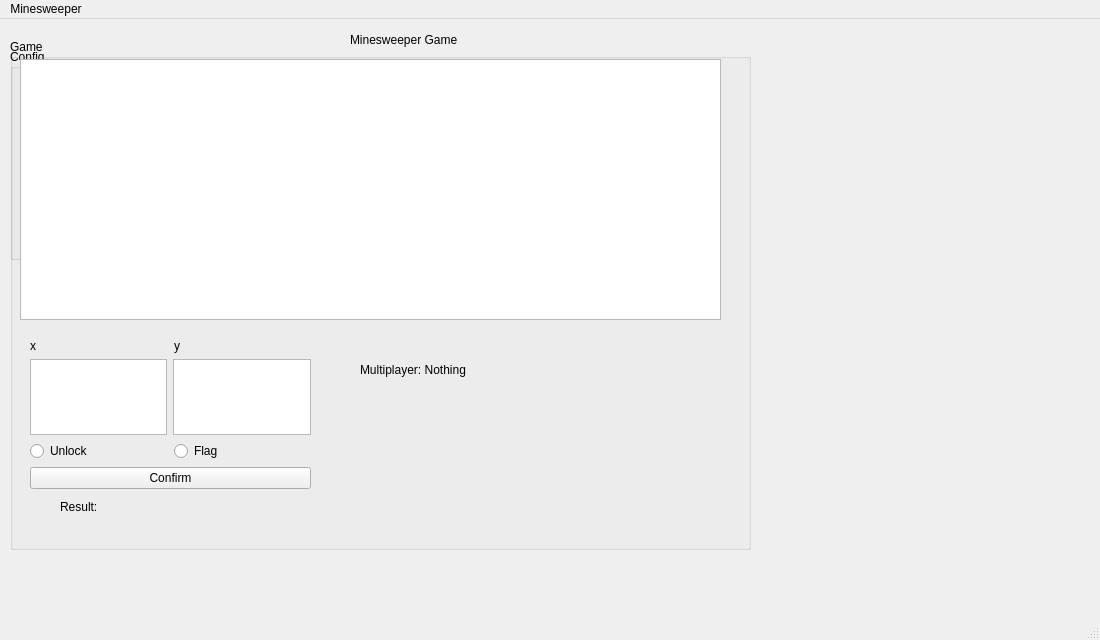
Before: the Qt Designer form v2_with_interface/mainwindow.ui in lucasrennok/Minesweeper, drawn with Qt 5.
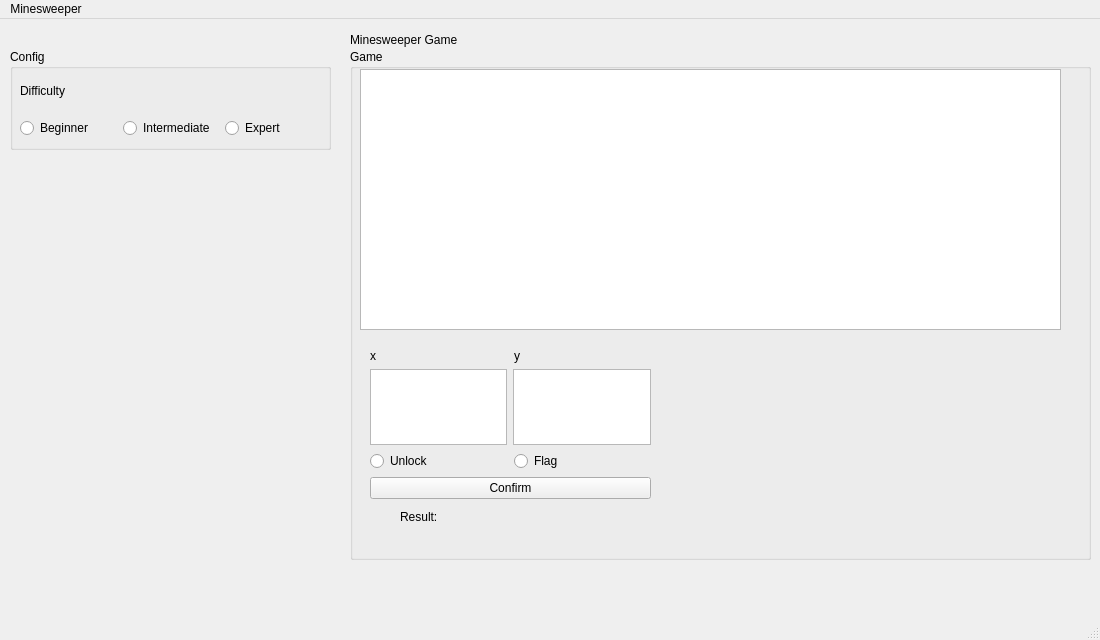
After: the same form once the commit is applied.

Commit message: Removed Multiplayer in menu

Patch:
```diff
--- a/v2_with_interface/mainwindow.ui
+++ b/v2_with_interface/mainwindow.ui
@@ -32,8 +32,8 @@
      <rect>
       <x>10</x>
       <y>30</y>
-      <width>401</width>
-      <height>211</height>
+      <width>321</width>
+      <height>101</height>
      </rect>
     </property>
     <property name="title">
@@ -95,85 +95,12 @@
       </item>
      </layout>
     </widget>
-    <widget class="QWidget" name="layoutWidget_9">
-     <property name="geometry">
-      <rect>
-       <x>10</x>
-       <y>110</y>
-       <width>381</width>
-       <height>81</height>
-      </rect>
-     </property>
-     <layout class="QVBoxLayout" name="verticalLayout_4">
-      <item>
-       <widget class="QLabel" name="labelMultiplayer">
-        <property name="enabled">
-         <bool>true</bool>
-        </property>
-        <property name="text">
-         <string>Multiplayer</string>
-        </property>
-       </widget>
-      </item>
-      <item>
-       <layout class="QHBoxLayout" name="horizontalLayout_10">
-        <item>
-         <widget class="QRadioButton" name="radioCreate">
-          <property name="enabled">
-           <bool>true</bool>
-          </property>
-          <property name="text">
-           <string>Create a game</string>
-          </property>
-         </widget>
-        </item>
-        <item>
-         <layout class="QHBoxLayout" name="horizontalLayout_11">
-          <item>
-           <widget class="QRadioButton" name="radioConnect">
-            <property name="enabled">
-             <bool>true</bool>
-            </property>
-            <property name="text">
-             <string>Connect to a game</string>
-            </property>
-           </widget>
-          </item>
-          <item>
-           <widget class="QTextEdit" name="textIP">
-            <property name="minimumSize">
-             <size>
-              <width>150</width>
-              <height>20</height>
-             </size>
-            </property>
-            <property name="maximumSize">
-             <size>
-              <width>150</width>
-              <height>20</height>
-             </size>
-            </property>
-            <property name="html">
-             <string>&lt;!DOCTYPE HTML PUBLIC &quot;-//W3C//DTD HTML 4.0//EN&quot; &quot;http://www.w3.org/TR/REC-html40/strict.dtd&quot;&gt;
-&lt;html&gt;&lt;head&gt;&lt;meta name=&quot;qrichtext&quot; content=&quot;1&quot; /&gt;&lt;style type=&quot;text/css&quot;&gt;
-p, li { white-space: pre-wrap; }
-&lt;/style&gt;&lt;/head&gt;&lt;body style=&quot; font-family:'MS Shell Dlg 2'; font-size:8.25pt; font-weight:400; font-style:normal;&quot;&gt;
-&lt;p style=&quot;-qt-paragraph-type:empty; margin-top:0px; margin-bottom:0px; margin-left:0px; margin-right:0px; -qt-block-indent:0; text-indent:0px;&quot;&gt;&lt;br /&gt;&lt;/p&gt;&lt;/body&gt;&lt;/html&gt;</string>
-            </property>
-           </widget>
-          </item>
-         </layout>
-        </item>
-       </layout>
-      </item>
-     </layout>
-    </widget>
    </widget>
    <widget class="QGroupBox" name="groupBoxGameB">
     <property name="geometry">
      <rect>
-      <x>10</x>
-      <y>20</y>
+      <x>350</x>
+      <y>30</y>
       <width>741</width>
       <height>511</height>
      </rect>
@@ -191,7 +118,7 @@
       </rect>
      </property>
     </widget>
-    <widget class="QWidget" name="">
+    <widget class="QWidget" name="layoutWidget">
      <property name="geometry">
       <rect>
        <x>20</x>
@@ -269,19 +196,6 @@
       <string>Result: </string>
      </property>
     </widget>
-    <widget class="QLabel" name="labelMulti">
-     <property name="geometry">
-      <rect>
-       <x>350</x>
-       <y>320</y>
-       <width>111</width>
-       <height>21</height>
-      </rect>
-     </property>
-     <property name="text">
-      <string>Multiplayer: Nothing</string>
-     </property>
-    </widget>
    </widget>
   </widget>
   <widget class="QMenuBar" name="menubar">
```
Left out of the diff: 1 changed line with no effect on the pictures. The commit also changes 3 other files.
